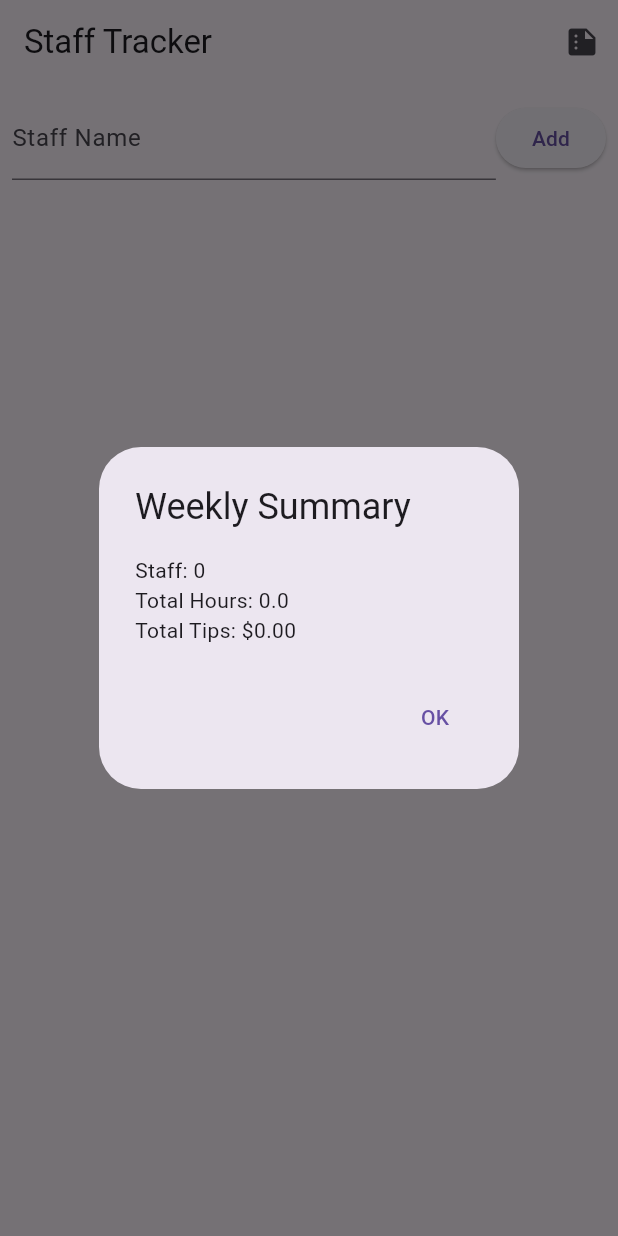
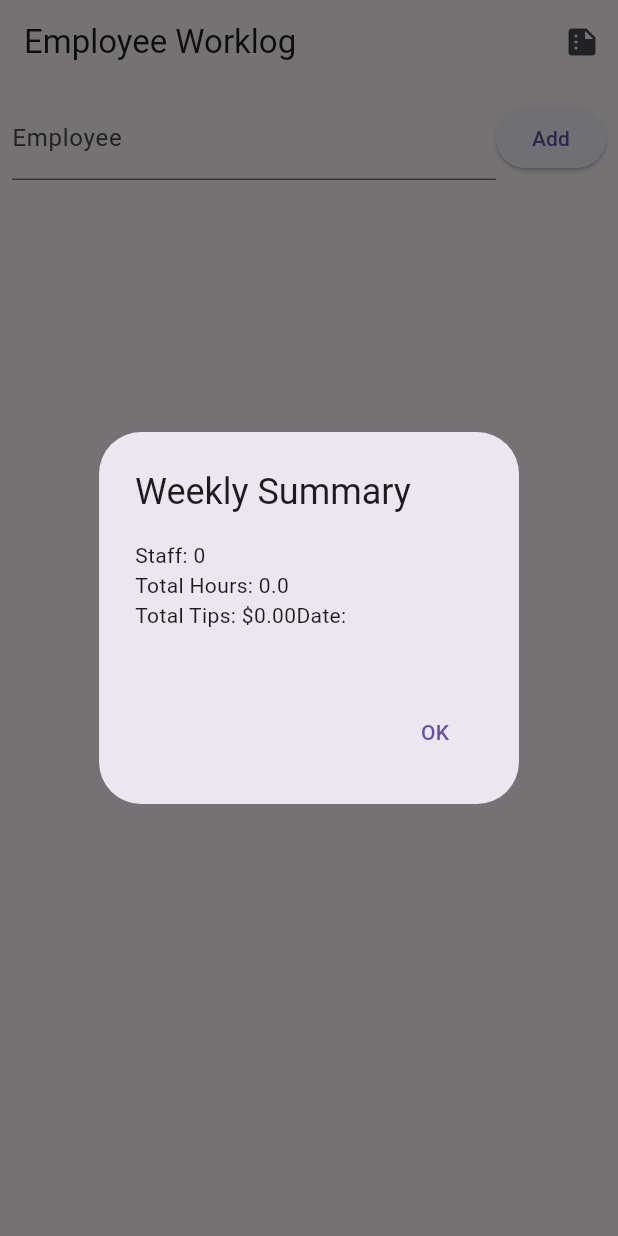
Before and after one commit to itcharlie/TickTockWorkLogger, a Flutter app: the screen it shows after launch, after a tap on the "summarize" icon, on a phone screen of 412 x 824 dp. Run offline on Flutter 3.47's test engine with Material 3 defaults, Android fonts, the phone set to English and light mode, and no system bars.

Commit message:
Added date field to employee record.

```diff
--- a/lib/main.dart
+++ b/lib/main.dart
@@ -25,8 +25,9 @@ class StaffMember {
   String name;
   double totalHours;
   double totalTips;
+  String date;
 
-  StaffMember({required this.first_name, this.last_name, this.totalHours = 0, this.totalTips = 0});
+  StaffMember({required this.name, this.totalHours = 0, this.totalTips = 0 , this.date =""});
 }
 
 class StaffProvider extends ChangeNotifier {
@@ -34,29 +35,33 @@ class StaffProvider extends ChangeNotifier {
 
   List<StaffMember> get staff => _staff;
 
-  void addStaff(String first_name, String last_name) {
-    _staff.add(StaffMember(first_name: first_name, last_name: last_name));
+  void addStaff(String name) {
+    _staff.add(StaffMember(name: name));
     notifyListeners();
   }
 
-  void recordWork(StaffMember member, double hours, double tips) {
+  void recordWork(StaffMember member, double hours, double tips, String date) {
     member.totalHours += hours;
     member.totalTips += tips;
+    member.date = date;
     notifyListeners();
   }
 
   Map<String, dynamic> generateSummary() {
     double totalHours = 0;
     double totalTips = 0;
+    String date = "";
 
     for (var member in _staff) {
       totalHours += member.totalHours;
       totalTips += member.totalTips;
+      date = member.date;
     }
 
     return {
       'totalHours': totalHours,
       'totalTips': totalTips,
+      'date': date,
       'staffCount': _staff.length,
     };
   }
@@ -72,7 +77,7 @@ class StaffListScreen extends StatelessWidget {
     var provider = Provider.of<StaffProvider>(context);
 
     return Scaffold(
-      appBar: AppBar(title: const Text('Staff Tracker'), actions: [
+      appBar: AppBar(title: const Text('Employee Worklog'), actions: [
         IconButton(
           icon: const Icon(Icons.summarize),
           onPressed: () {
@@ -84,7 +89,8 @@ class StaffListScreen extends StatelessWidget {
                 content: Text(
                   'Staff: ${summary['staffCount']}\n'
                   'Total Hours: ${summary['totalHours']}\n'
-                  'Total Tips: \$${summary['totalTips'].toStringAsFixed(2)}',
+                  'Total Tips: \$${summary['totalTips'].toStringAsFixed(2)}'
+                  'Date: ${summary['date']}\n',
                 ),
                 actions: [
                   TextButton(onPressed: () => Navigator.pop(context), child: const Text('OK'))
@@ -103,7 +109,7 @@ class StaffListScreen extends StatelessWidget {
                 Expanded(
                   child: TextField(
                     controller: _nameController,
-                    decoration: const InputDecoration(labelText: 'Staff Name'),
+                    decoration: const InputDecoration(labelText: 'Employee'),
                   ),
                 ),
                 ElevatedButton(
@@ -125,7 +131,7 @@ class StaffListScreen extends StatelessWidget {
                 var member = provider.staff[index];
                 return ListTile(
                   title: Text(member.name),
-                  subtitle: Text('Hours: ${member.totalHours}, Tips: \$${member.totalTips.toStringAsFixed(2)}'),
+                  subtitle: Text('Hours: ${member.totalHours}, Tips: \$${member.totalTips.toStringAsFixed(2)} Date: ${member.date}'),
                   trailing: IconButton(
                     icon: const Icon(Icons.add),
                     onPressed: () {
@@ -144,7 +150,7 @@ class StaffListScreen extends StatelessWidget {
   void _showRecordDialog(BuildContext context, StaffProvider provider, StaffMember member) {
     final hoursController = TextEditingController();
     final tipsController = TextEditingController();
-
+    final dateController = TextEditingController();
     showDialog(
       context: context,
       builder: (_) => AlertDialog(
@@ -162,6 +168,11 @@ class StaffListScreen extends StatelessWidget {
               keyboardType: TextInputType.number,
               decoration: const InputDecoration(labelText: 'Tips Earned'),
             ),
+            TextField(
+              controller: dateController,
+              keyboardType: TextInputType.datetime,
+              decoration: const InputDecoration(labelText: 'Date Worked'),
+            ),
           ],
         ),
         actions: [
@@ -169,7 +180,8 @@ class StaffListScreen extends StatelessWidget {
             onPressed: () {
               double hours = double.tryParse(hoursController.text) ?? 0;
               double tips = double.tryParse(tipsController.text) ?? 0;
-              provider.recordWork(member, hours, tips);
+              String date = dateController.text;
+              provider.recordWork(member, hours, tips, date);
               Navigator.pop(context);
             },
             child: const Text('Save'),
```
